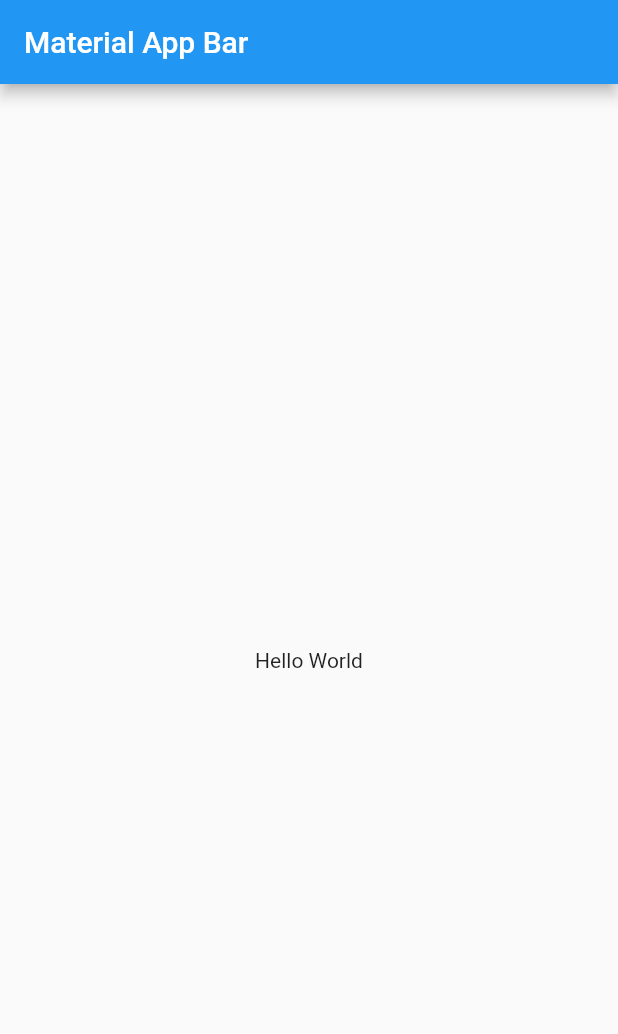
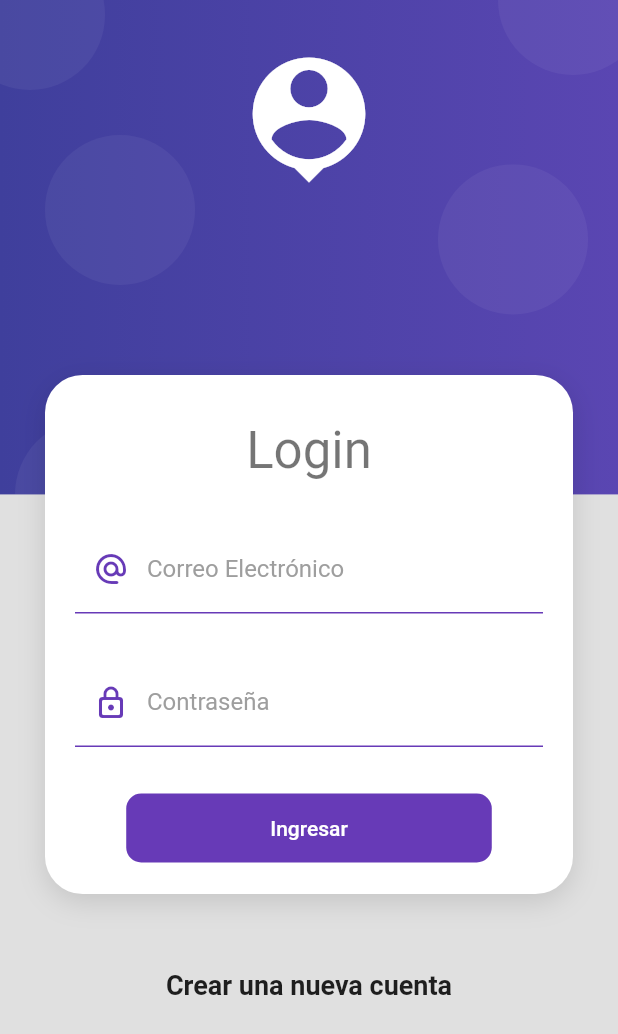
Before and after one commit to DonKames/flutter_productos_app, a Flutter app: the screen it shows after launch, on a phone screen of 412 x 824 dp. Shown: the top 1034 px of the screen. Run offline on Flutter 3.47's test engine with Material 2 defaults, Android fonts, the phone set to English and light mode, and no system bars.

Commit message:
Curso Flutter 211

```diff
--- a/lib/main.dart
+++ b/lib/main.dart
@@ -1,4 +1,5 @@
 import 'package:flutter/material.dart';
+import 'package:flutter_productos_app/screens/screens.dart';
 
 void main() => runApp(const MyApp());
 
@@ -8,16 +9,15 @@ class MyApp extends StatelessWidget {
   @override
   Widget build(BuildContext context) {
     return MaterialApp(
-      title: 'Material App',
+      title: 'Productos App',
       debugShowCheckedModeBanner: false,
-      home: Scaffold(
-        appBar: AppBar(
-          title: const Text('Material App Bar'),
-        ),
-        body: const Center(
-          child: Text('Hello World'),
-        ),
-      ),
+      initialRoute: 'login',
+      routes: {
+        'home': (_) => const HomeScreen(),
+        'login': (_) => const LoginScreen()
+      },
+      theme:
+          ThemeData.light().copyWith(scaffoldBackgroundColor: Colors.grey[300]),
     );
   }
 }
--- /dev/null
+++ b/lib/screens/home_screen.dart
@@ -0,0 +1,14 @@
+import 'package:flutter/material.dart';
+
+class HomeScreen extends StatelessWidget {
+  const HomeScreen({Key? key}) : super(key: key);
+
+  @override
+  Widget build(BuildContext context) {
+    return const Scaffold(
+      body: Center(
+        child: Text('HomeScreen'),
+      ),
+    );
+  }
+}
--- /dev/null
+++ b/lib/screens/login_screen.dart
@@ -0,0 +1,99 @@
+import 'package:flutter/material.dart';
+import 'package:flutter_productos_app/ui/input_decorations.dart';
+import 'package:flutter_productos_app/widgets/widgets.dart';
+
+class LoginScreen extends StatelessWidget {
+  const LoginScreen({Key? key}) : super(key: key);
+
+  @override
+  Widget build(BuildContext context) {
+    return Scaffold(
+      body: AuthBackground(
+        child: SingleChildScrollView(
+          child: Column(
+            children: [
+              const SizedBox(height: 250),
+              CardContainer(
+                child: Column(
+                  children: [
+                    const SizedBox(height: 10),
+                    Text(
+                      'Login',
+                      style: Theme.of(context).textTheme.headline4,
+                    ),
+                    const SizedBox(height: 30),
+                    const _LoginForm()
+                  ],
+                ),
+              ),
+              const SizedBox(height: 50),
+              const Text(
+                'Crear una nueva cuenta',
+                style: TextStyle(fontSize: 18, fontWeight: FontWeight.bold),
+              ),
+              SizedBox(
+                height: 50,
+              )
+            ],
+          ),
+        ),
+      ),
+    );
+  }
+}
+
+class _LoginForm extends StatelessWidget {
+  const _LoginForm({super.key});
+
+  @override
+  Widget build(BuildContext context) {
+    return Container(
+      child: Form(
+        //TODO: Mantener la referencia al KEY
+        child: Column(
+          children: [
+            TextFormField(
+              autocorrect: false,
+              keyboardType: TextInputType.emailAddress,
+              decoration: InputDecorations.authInputDecoration(
+                  hintText: 'john.doe@gmail.com',
+                  labelText: 'Correo Electrónico',
+                  prefixIcon: Icons.alternate_email_rounded),
+            ),
+            const SizedBox(height: 30),
+            TextFormField(
+              autocorrect: false,
+              decoration: InputDecorations.authInputDecoration(
+                  hintText: '******',
+                  labelText: 'Contraseña',
+                  prefixIcon: Icons.lock_outline_rounded),
+              keyboardType: TextInputType.emailAddress,
+              obscureText: true,
+            ),
+            const SizedBox(height: 30),
+            MaterialButton(
+              shape: RoundedRectangleBorder(
+                  borderRadius: BorderRadius.circular(10)),
+              disabledColor: Colors.grey,
+              elevation: 0,
+              color: Colors.deepPurple,
+              onPressed: () {
+                //TODO: Login Form
+              },
+              child: Container(
+                padding: const EdgeInsets.symmetric(
+                  horizontal: 80,
+                  vertical: 15,
+                ),
+                child: const Text(
+                  'Ingresar',
+                  style: TextStyle(color: Colors.white),
+                ),
+              ),
+            )
+          ],
+        ),
+      ),
+    );
+  }
+}
--- /dev/null
+++ b/lib/screens/screens.dart
@@ -0,0 +1,2 @@
+export 'package:flutter_productos_app/screens/login_screen.dart';
+export 'package:flutter_productos_app/screens/home_screen.dart';
--- /dev/null
+++ b/lib/ui/input_decorations.dart
@@ -0,0 +1,35 @@
+import 'package:flutter/material.dart';
+
+class InputDecorations {
+  static InputDecoration authInputDecoration(
+      {required String hintText,
+      required String labelText,
+      IconData? prefixIcon}) {
+    return InputDecoration(
+        enabledBorder: UnderlineInputBorder(
+          borderSide: BorderSide(
+            color: Colors.deepPurple,
+          ),
+        ),
+        focusedBorder: UnderlineInputBorder(
+          borderSide: BorderSide(
+            color: Colors.deepPurple,
+            width: 2,
+          ),
+        ),
+        hintText: hintText,
+        labelText: labelText,
+        labelStyle: TextStyle(color: Colors.grey),
+        prefixIcon: prefixIcon != null
+            ? Icon(
+                prefixIcon,
+                color: Colors.deepPurple,
+              )
+            : null
+        // Icon(
+        //   Icons.alternate_email_rounded,
+        //   color: Colors.deepPurple,
+        // ),
+        );
+  }
+}
--- /dev/null
+++ b/lib/widgets/auth_background.dart
@@ -0,0 +1,101 @@
+import 'package:flutter/material.dart';
+
+class AuthBackground extends StatelessWidget {
+  final Widget child;
+
+  const AuthBackground({super.key, required this.child});
+
+  @override
+  Widget build(BuildContext context) {
+    return Container(
+      //color: Colors.red,
+      width: double.infinity,
+      height: double.infinity,
+      child: Stack(
+        children: [
+          _PurpleBox(),
+          _HeaderIcon(),
+          child,
+        ],
+      ),
+    );
+  }
+}
+
+class _HeaderIcon extends StatelessWidget {
+  @override
+  Widget build(BuildContext context) {
+    return SafeArea(
+      child: Container(
+        width: double.infinity,
+        margin: const EdgeInsets.only(top: 30),
+        child: const Icon(Icons.person_pin, color: Colors.white, size: 100),
+      ),
+    );
+  }
+}
+
+class _PurpleBox extends StatelessWidget {
+  @override
+  Widget build(BuildContext context) {
+    final size = MediaQuery.of(context).size;
+
+    return Container(
+      width: double.infinity,
+      height: size.height * .4,
+      decoration: _purpleBackground(),
+      child: Stack(
+        children: [
+          Positioned(
+            top: 90,
+            left: 30,
+            child: _Bubble(),
+          ),
+          Positioned(
+            top: -40,
+            left: -30,
+            child: _Bubble(),
+          ),
+          Positioned(
+            top: -50,
+            right: -20,
+            child: _Bubble(),
+          ),
+          Positioned(
+            bottom: -50,
+            left: 10,
+            child: _Bubble(),
+          ),
+          Positioned(
+            bottom: 120,
+            right: 20,
+            child: _Bubble(),
+          ),
+        ],
+      ),
+    );
+  }
+
+  BoxDecoration _purpleBackground() => const BoxDecoration(
+        gradient: LinearGradient(
+          colors: [
+            Color.fromRGBO(63, 63, 156, 1),
+            Color.fromRGBO(90, 70, 178, 1),
+          ],
+        ),
+      );
+}
+
+class _Bubble extends StatelessWidget {
+  @override
+  Widget build(BuildContext context) {
+    return Container(
+      width: 100,
+      height: 100,
+      decoration: BoxDecoration(
+        borderRadius: BorderRadius.circular(100),
+        color: const Color.fromRGBO(255, 255, 255, .05),
+      ),
+    );
+  }
+}
--- /dev/null
+++ b/lib/widgets/card_container.dart
@@ -0,0 +1,32 @@
+import 'package:flutter/material.dart';
+
+class CardContainer extends StatelessWidget {
+  final Widget child;
+
+  const CardContainer({super.key, required this.child});
+
+  @override
+  Widget build(BuildContext context) {
+    return Padding(
+      padding: const EdgeInsets.symmetric(horizontal: 30),
+      child: Container(
+        width: double.infinity,
+        padding: EdgeInsets.all(20),
+        //height: 250, //TODO: Borrar
+        decoration: _createCardShape(),
+        child: child,
+      ),
+    );
+  }
+
+  BoxDecoration _createCardShape() => BoxDecoration(
+          color: Colors.white,
+          borderRadius: BorderRadius.circular(25),
+          boxShadow: const [
+            BoxShadow(
+              color: Colors.black12,
+              blurRadius: 15,
+              offset: Offset(0, 5),
+            )
+          ]);
+}
--- /dev/null
+++ b/lib/widgets/widgets.dart
@@ -0,0 +1,3 @@
+export 'package:flutter_productos_app/widgets/card_container.dart';
+
+export 'package:flutter_productos_app/widgets/auth_background.dart';
```
